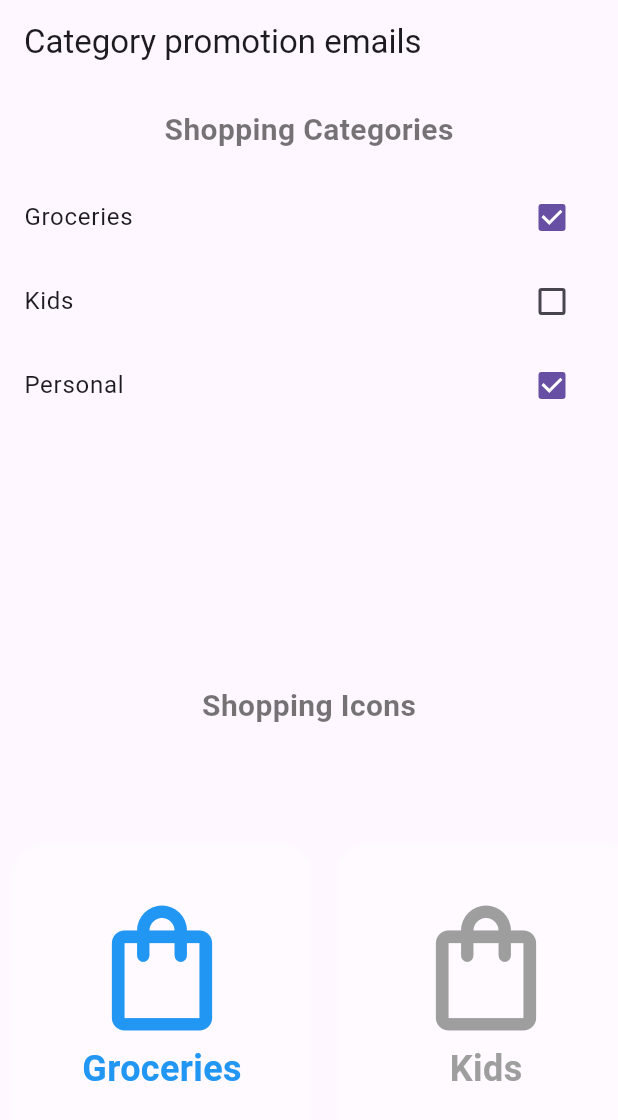
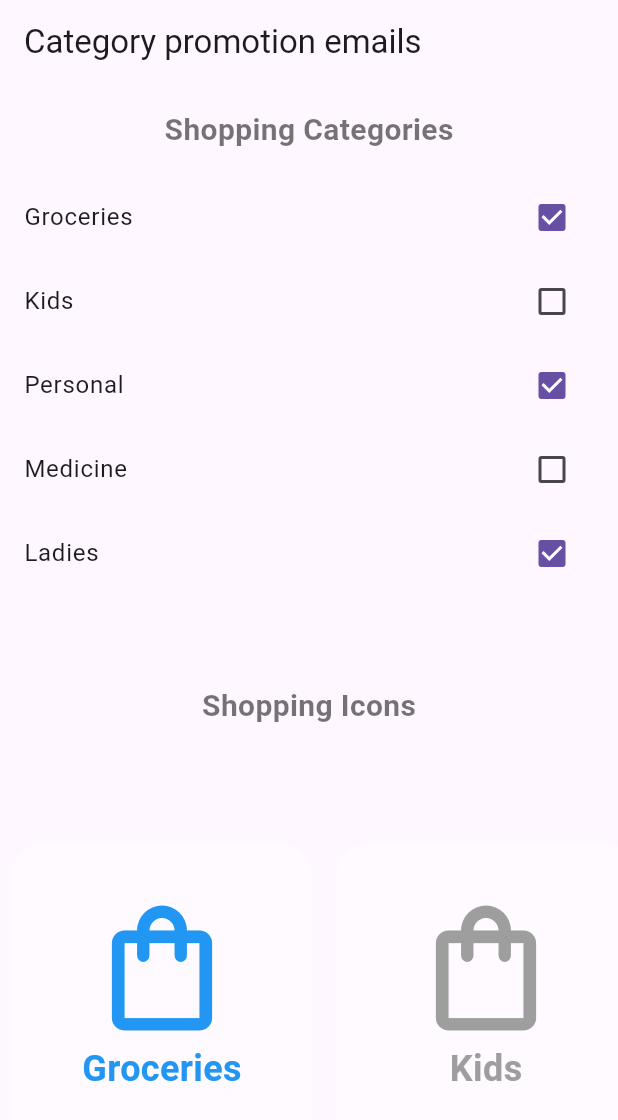
Before and after one commit to Dhannesh/flutter-app8, a Flutter app: the screen it shows after launch, on a phone screen of 412 x 824 dp. Shown: the top 1120 px of the screen. Run offline on Flutter 3.47's test engine with Material 3 defaults, Android fonts, the phone set to English and light mode, and no system bars.

Commit message:
app completed

```diff
--- a/lib/main.dart
+++ b/lib/main.dart
@@ -29,7 +29,9 @@
   Map<String,bool?> checkLists = {
     'Groceries':true,
     'Kids':false,
-    'Personal':true
+    'Personal':true,
+    "Medicine":false,
+    "Ladies":true
   };
 
   @override
@@ -92,7 +94,7 @@
   Widget build(BuildContext context) {
     return Container(
       decoration: BoxDecoration(
-        border: Border.all(color: const Color(0xffeeeee),width: 2.0),
+        border: Border.all(color: const Color(0x0ffeeeee),width: 1.0),
         color: Colors.white38,
         borderRadius: const BorderRadius.all(Radius.circular(20.0)),
       ),
```
